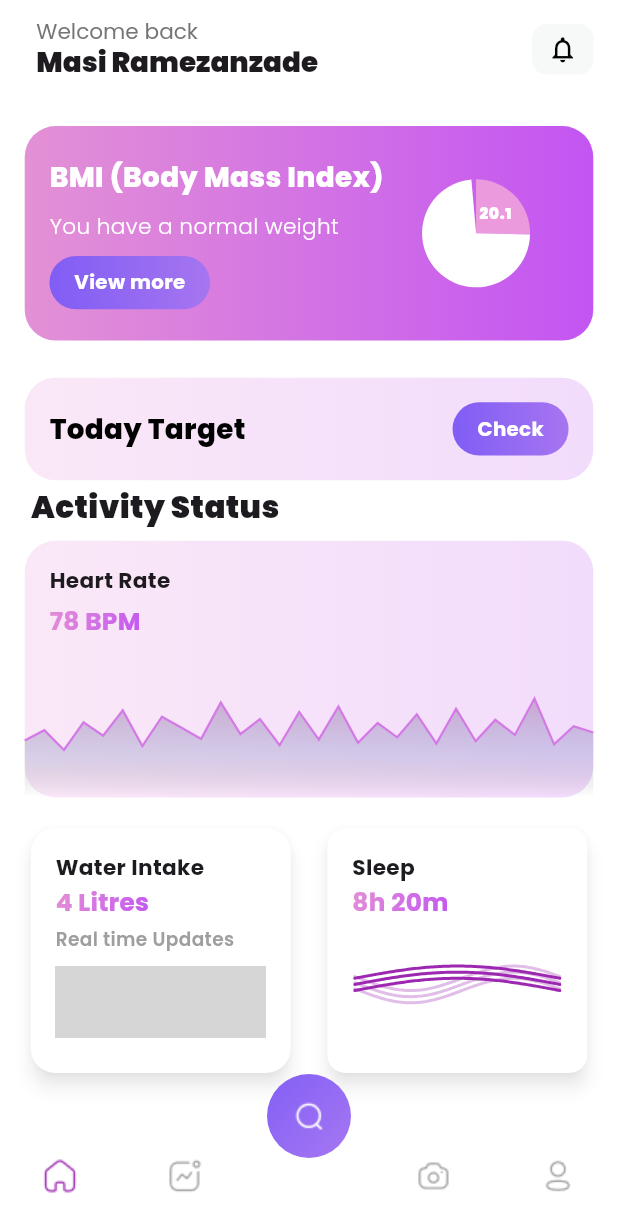
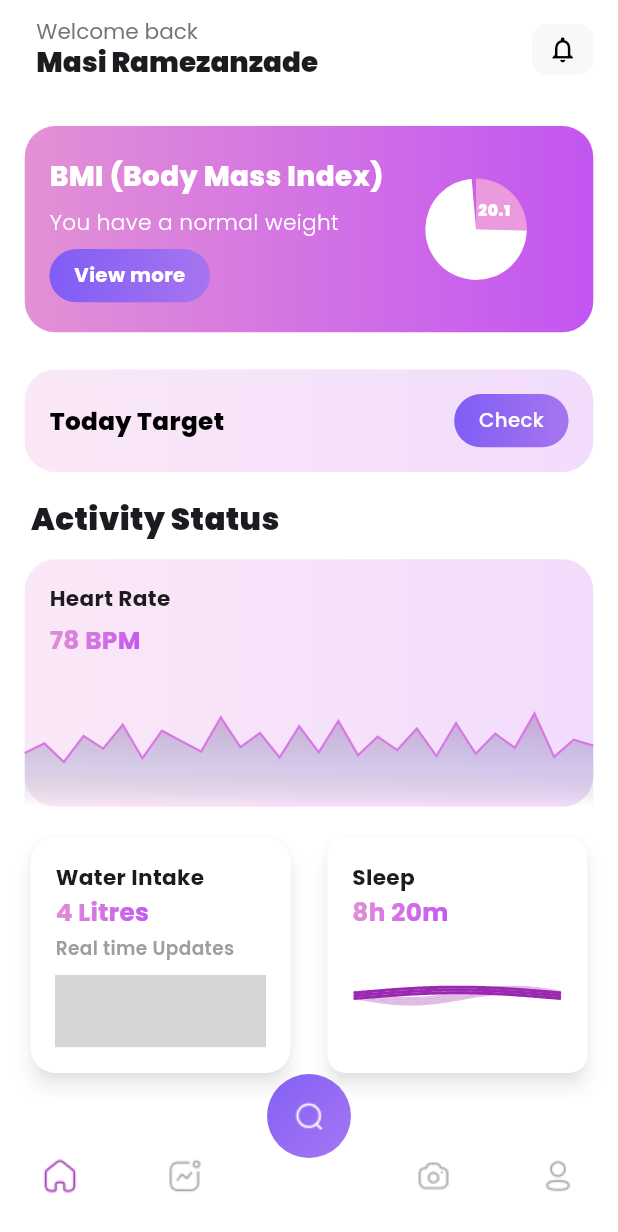
Before and after one commit to Kani-3004/fitness-mobile-app, a Flutter app: the screen it shows after launch, on a phone screen of 412 x 824 dp. Shown: the top 1232 px of the screen. Run offline on Flutter 3.47's test engine with Material 3 defaults, Android fonts, the phone set to English and light mode, and no system bars; our stand-ins replace carousel_slider, google_fonts, syncfusion_flutter_charts; missing offline and left inert: another_stepper; grey boxes are pictures that could not be loaded.

Commit message:
Safety push and pull before meet

```diff
--- a/lib/screens/home_page.dart
+++ b/lib/screens/home_page.dart
@@ -104,6 +104,7 @@ class _HomePageState extends State<HomePage> {
                   ),
                 ),
               ),
+              SizedBox(height: MediaQuery.of(context).size.height * 0.020),
               Row(
                 children: [
                   Padding(
@@ -119,7 +120,7 @@ class _HomePageState extends State<HomePage> {
                   ),
                 ],
               ),
-              SizedBox(height: MediaQuery.of(context).size.height * 0.01),
+              SizedBox(height: MediaQuery.of(context).size.height * 0.015),
               Expanded(
                 flex: 3,
                 child: Container(
--- a/lib/widgets/heartrate_chart_homepage.dart
+++ b/lib/widgets/heartrate_chart_homepage.dart
@@ -53,7 +53,7 @@ class _HeartrateChartHomepageState extends State<HeartrateChartHomepage> {
       shadowColor: Colors.transparent,
       shouldAlwaysShow: true,
       canShowMarker: false,
-      tooltipPosition: TooltipPosition.pointer,
+      tooltipPosition: TooltipPosition.auto,
       activationMode: ActivationMode.singleTap,
       builder: (dynamic data, dynamic point, dynamic series, int pointIndex,
           int seriesIndex) {
@@ -110,7 +110,7 @@ class _HeartrateChartHomepageState extends State<HeartrateChartHomepage> {
             begin: Alignment.topCenter,
             end: Alignment.bottomCenter,
           ),
-          borderColor: Color(0xFFD47AE6),
+          borderColor: Color(0xFFD778E3),
           borderWidth: 1.5,
           markerSettings: MarkerSettings(isVisible: false),
         ),
--- a/lib/widgets/today_target_homepage.dart
+++ b/lib/widgets/today_target_homepage.dart
@@ -32,7 +32,7 @@ class _TodayTargetHomepageState extends State<TodayTargetHomepage> {
             Text(
               "Today Target",
               style: TextStyle(
-                fontSize: screenWidth * 0.045,
+                fontSize: screenWidth * 0.040,
                 color: Colors.black,
                 fontWeight: FontWeight.w800,
               ),
@@ -68,7 +68,7 @@ class _TodayTargetHomepageState extends State<TodayTargetHomepage> {
                     style: TextStyle(
                       fontSize: screenWidth * 0.032,
                       color: Colors.white,
-                      fontWeight: FontWeight.bold,
+                      fontWeight: FontWeight.w500,
                     ),
                   ),
                 ),
```
